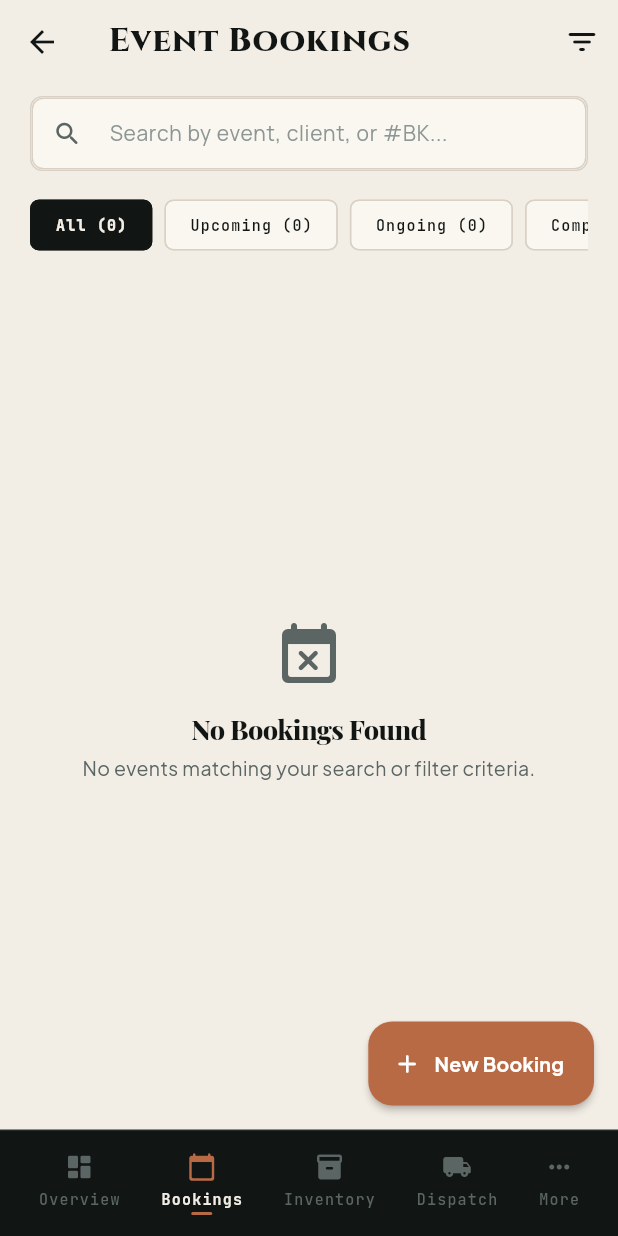
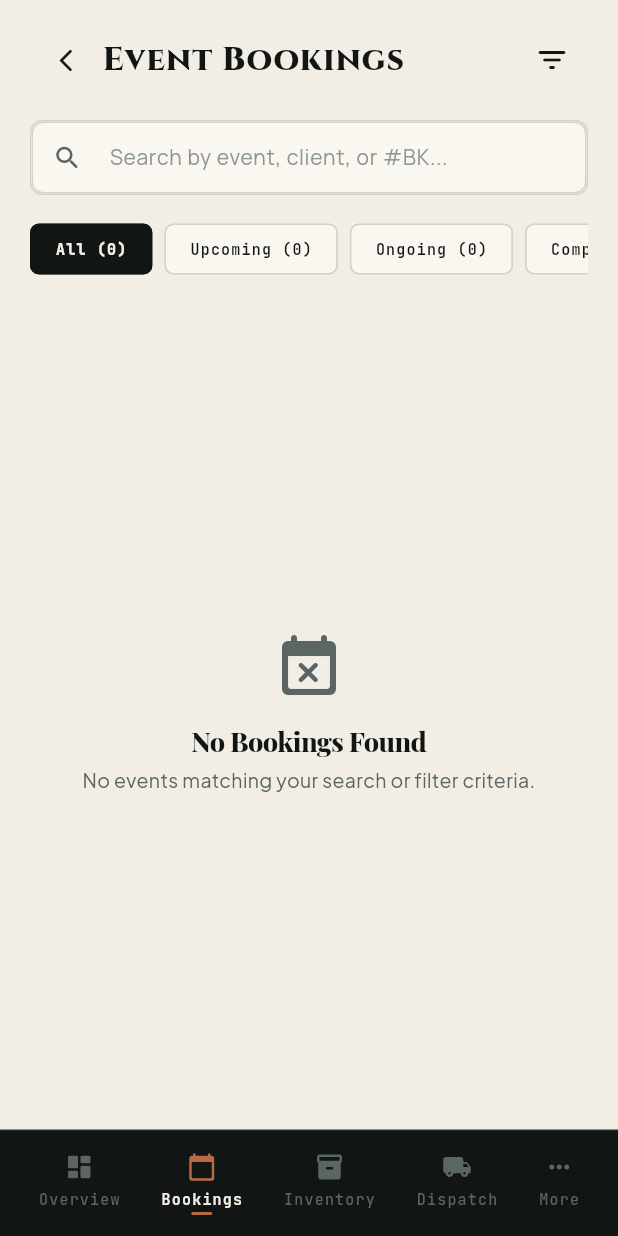
Before and after one commit to kalviumcommunity/SW2627-Flutter-DART-RentMate, a Flutter app: the DashboardScreen screen opened by its route, item 2 of the bottom bar chosen, on a phone screen of 412 x 824 dp. Run offline on Flutter 3.47's test engine with Material 3 defaults, Android fonts, the phone set to English and light mode, and no system bars; our stand-ins replace cloud_firestore, firebase_auth, firebase_core, google_fonts, google_sign_in, shared_preferences and 1 more; accounts and stored records are empty.

Commit message:
feat(tests-polish): add e2e integration test and resolve nested scaffold in BookingsListScreen (GLITCH-01)

```diff
--- a/lib/screens/bookings/bookings_list_screen.dart
+++ b/lib/screens/bookings/bookings_list_screen.dart
@@ -16,7 +16,14 @@ export '../../core/models/booking_item.dart';
 /// - Rich event summary cards with Industrial Atelier styling.
 /// - Floating Action Button for starting the 3-step Create Booking wizard.
 class BookingsListScreen extends StatefulWidget {
-  const BookingsListScreen({super.key});
+  final bool isEmbedded;
+  final VoidCallback? onBackToOverview;
+
+  const BookingsListScreen({
+    super.key,
+    this.isEmbedded = false,
+    this.onBackToOverview,
+  });
 
   @override
   State<BookingsListScreen> createState() => _BookingsListScreenState();
@@ -114,20 +121,32 @@ class _BookingsListScreenState extends State<BookingsListScreen> {
         .where((b) => b.status == 'COMPLETED')
         .length;
 
-    return Scaffold(
-      backgroundColor: AppColors.bone,
-      appBar: AppBar(
-        backgroundColor: AppColors.bone,
-        elevation: 0,
-        scrolledUnderElevation: 0,
-        title: Text(
+    final bodyContent = SafeArea(
+      child: Column(
+        children: [
+          if (widget.isEmbedded)
+            Padding(
+              padding: const EdgeInsets.fromLTRB(20, 16, 20, 8),
+              child: Row(
+                mainAxisAlignment: MainAxisAlignment.spaceBetween,
+                children: [
+                  Row(
+                    children: [
+                      if (widget.onBackToOverview != null)
+                        IconButton(
+                          icon: const Icon(Icons.arrow_back_ios_new_rounded, size: 18),
+                          onPressed: widget.onBackToOverview,
+                          tooltip: 'Back to Overview',
+                        ),
+                      Text(
                         'Event Bookings',
                         style: AppTextStyles.brandTitle.copyWith(
                           fontSize: 22,
                           fontWeight: FontWeight.w800,
                         ),
                       ),
-        actions: [
+                    ],
+                  ),
                   IconButton(
                     icon: const Icon(Icons.filter_list_rounded, color: AppColors.inkBlack),
                     onPressed: () => _showFilterBottomSheet(context),
@@ -135,9 +154,8 @@ class _BookingsListScreenState extends State<BookingsListScreen> {
                   ),
                 ],
               ),
-      body: SafeArea(
-        child: Column(
-          children: [
+            ),
+
           // Search & Filter Header
           Padding(
             padding: const EdgeInsets.symmetric(horizontal: 20, vertical: 8),
@@ -199,7 +217,34 @@ class _BookingsListScreenState extends State<BookingsListScreen> {
           ),
         ],
       ),
+    );
+
+    if (widget.isEmbedded) {
+      return bodyContent;
+    }
+
+    return Scaffold(
+      backgroundColor: AppColors.bone,
+      appBar: AppBar(
+        backgroundColor: AppColors.bone,
+        elevation: 0,
+        scrolledUnderElevation: 0,
+        title: Text(
+          'Event Bookings',
+          style: AppTextStyles.brandTitle.copyWith(
+            fontSize: 22,
+            fontWeight: FontWeight.w800,
           ),
+        ),
+        actions: [
+          IconButton(
+            icon: const Icon(Icons.filter_list_rounded, color: AppColors.inkBlack),
+            onPressed: () => _showFilterBottomSheet(context),
+            tooltip: 'Filter options',
+          ),
+        ],
+      ),
+      body: bodyContent,
       floatingActionButton: FloatingActionButton.extended(
         onPressed: () {
           Navigator.push(
--- a/lib/screens/dashboard/dashboard_screen.dart
+++ b/lib/screens/dashboard/dashboard_screen.dart
@@ -101,7 +101,12 @@ class _DashboardScreenState extends State<DashboardScreen> {
     return Scaffold(
       backgroundColor: AppColors.bone,
       body: _currentNavIndex == 1
-          ? const BookingsListScreen()
+          ? BookingsListScreen(
+              isEmbedded: true,
+              onBackToOverview: () {
+                setState(() => _currentNavIndex = 0);
+              },
+            )
           : _currentNavIndex == 2
               ? InventoryScreen(
                   isEmbedded: true,
```
Also changed, not shown: 1 other file. Lines whose indentation alone changed are shown as unchanged.
